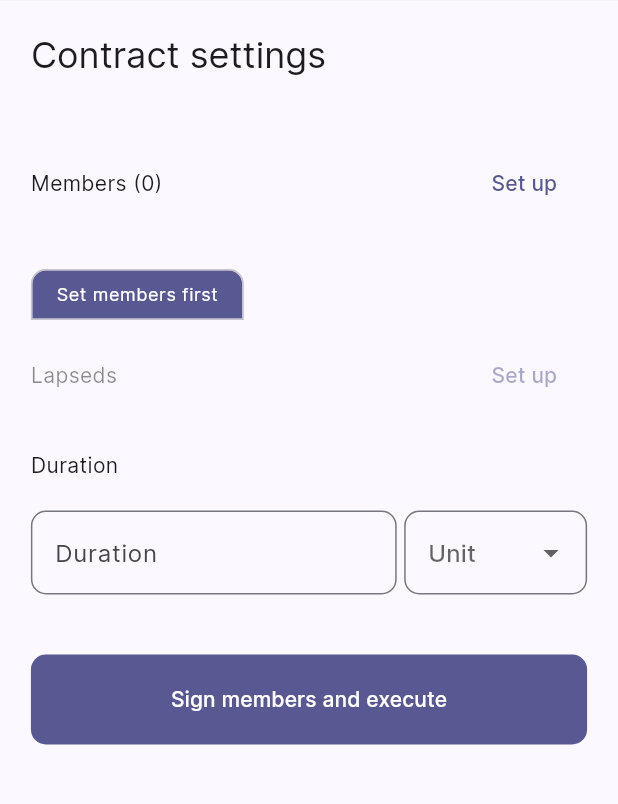
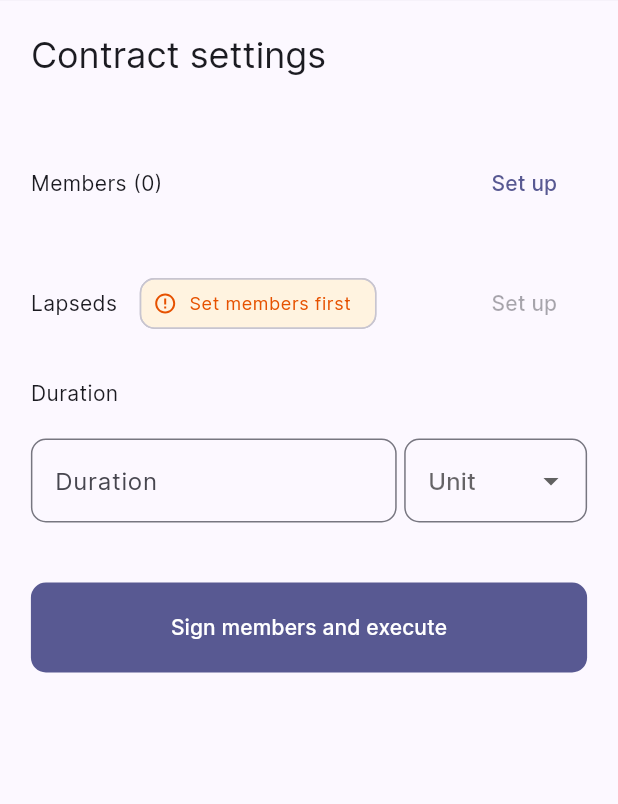
Before and after one commit to pastelcode/automated_payments_on_eth_blockchain_frontend, a Flutter app: the screen it shows after launch, on a phone screen of 412 x 824 dp, the part 112-916 px from its top. Run offline on Flutter 3.47's test engine with Material 2 defaults, Android fonts, the phone set to English and light mode, and no system bars; our stand-ins replace dartz, equatable, flutter_bloc, flutter_remix, flutter_svg, go_router and 1 more.

Commit message:
Improve design of disabled lapseds option

```diff
--- a/lib/features/home/presentation/widgets/home_page/lapseds.dart
+++ b/lib/features/home/presentation/widgets/home_page/lapseds.dart
@@ -12,21 +12,31 @@ class _Lapseds extends StatelessWidget {
         BuildContext context,
         ContractSettingsState state,
       ) {
-        return Tooltip(
-          message: state.members.isEmpty ? 'Set members first' : '',
-          child: AbsorbPointer(
-            absorbing: state.members.isEmpty,
-            child: Column(
+        return Column(
           crossAxisAlignment: CrossAxisAlignment.start,
           children: <Widget>[
-                if (state.members.isEmpty)
+            Row(
+              children: <Widget>[
+                const Text(
+                  'Lapseds',
+                ),
+                if (state.members.isEmpty) ...[
+                  const SizedBox(
+                    width: 15,
+                  ),
                   Chip(
                     shape: RoundedRectangleBorder(
-                      borderRadius: BorderRadius.vertical(
-                        top: Radius.circular(
+                      borderRadius: BorderRadius.circular(
                         ApplicationTheme.borderRadius,
                       ),
                     ),
+                    avatar: Icon(
+                      FlutterRemix.error_warning_line,
+                      size: Theme.of(
+                            context,
+                          ).textTheme.caption!.fontSize! *
+                          1.5,
+                      color: Colors.orange.shade900,
                     ),
                     label: const Text(
                       'Set members first',
@@ -34,36 +44,22 @@ class _Lapseds extends StatelessWidget {
                     labelStyle: Theme.of(
                       context,
                     ).textTheme.caption!.copyWith(
-                          color: Theme.of(
-                            context,
-                          ).colorScheme.onPrimary,
+                          color: Colors.orange.shade900,
                         ),
-                    backgroundColor: Theme.of(
-                      context,
-                    ).colorScheme.primary,
+                    backgroundColor: Colors.orange.shade50,
                   ),
-                Opacity(
-                  opacity: state.members.isEmpty ? .5 : 1,
-                  child: Row(
-                    children: <Widget>[
-                      const Text(
-                        'Lapseds',
-                      ),
+                ],
                 const Spacer(),
                 Button(
-                        onPressed: () {},
+                  onPressed: state.members.isEmpty ? null : () {},
                   title: Text(
                     state.lapseds.isEmpty ? 'Set up' : 'View',
                   ),
-                        tooltip:
-                            state.members.isEmpty ? 'Set members first' : '',
+                  tooltip: state.members.isEmpty ? 'Set members first' : '',
                 ),
               ],
             ),
-                ),
           ],
-            ),
-          ),
         );
       },
     );
```
Lines whose indentation alone changed are shown as unchanged.
